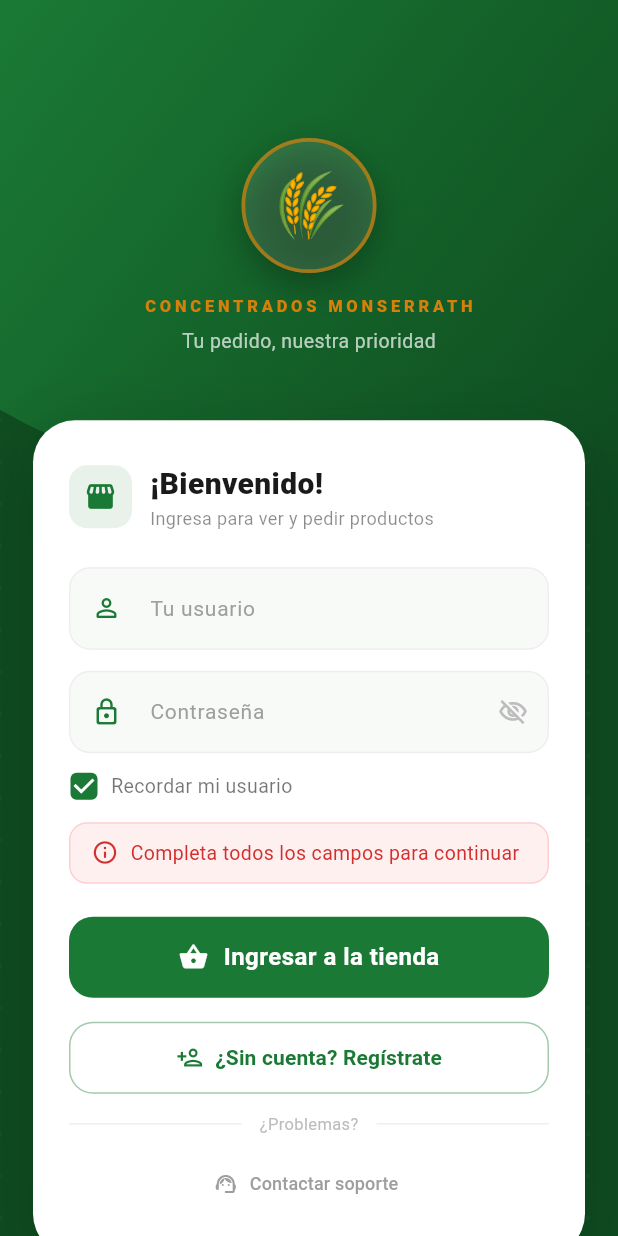
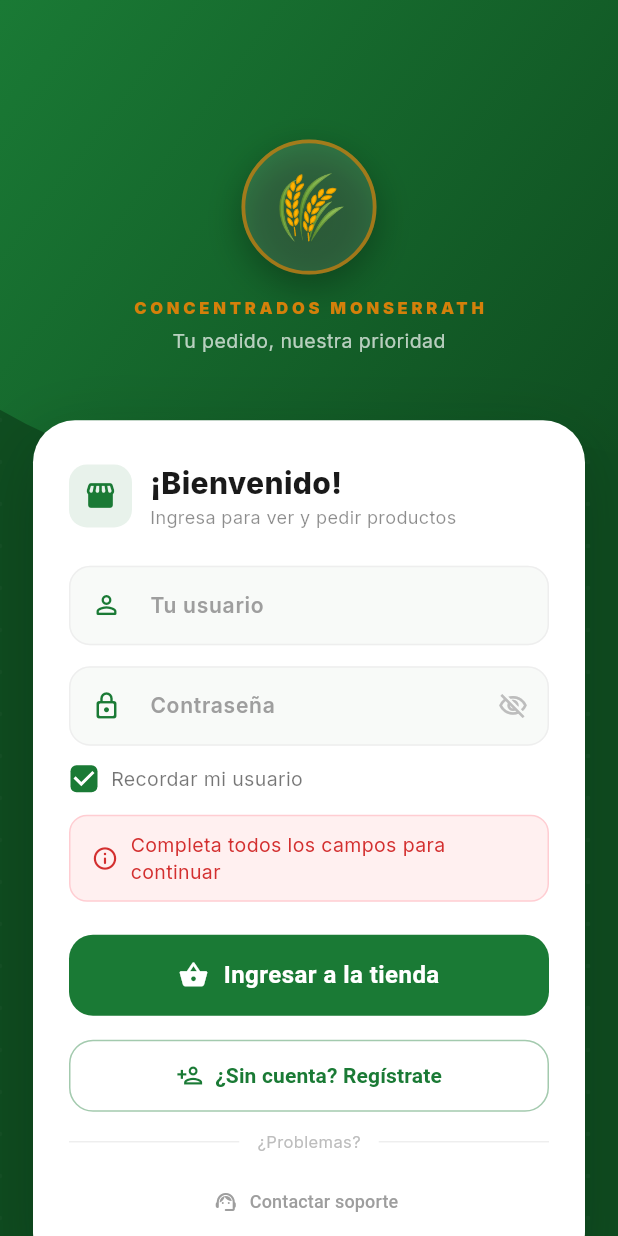
Before and after one commit to itanmidnight-ux/monserrath-commerce, a Flutter app: the screen it shows after launch, after a tap on "Ingresar a la tienda", on a phone screen of 412 x 824 dp. Run offline on Flutter 3.47's test engine with Material 3 defaults, Android fonts, the phone set to English and light mode, and no system bars; our stand-ins replace audioplayers, cached_network_image, connectivity_plus, file_picker, flutter_local_notifications, flutter_secure_storage and 5 more; missing offline and left inert: onesignal_flutter, record; accounts and stored records are empty; network calls fail.

Commit message:
feat(app): ThemeProvider con theming configurable desde settings

```diff
--- a/android-app/lib/main.dart
+++ b/android-app/lib/main.dart
@@ -3,6 +3,7 @@ import 'package:flutter/services.dart';
 import 'package:provider/provider.dart';
 import 'package:onesignal_flutter/onesignal_flutter.dart';
 import 'providers/app_provider.dart';
+import 'providers/theme_provider.dart';
 import 'screens/login_screen.dart';
 import 'screens/dashboard_screen.dart';
 import 'screens/client_home_screen.dart';
@@ -25,9 +26,15 @@ void main() async {
     await OneSignal.Notifications.requestPermission(true);
   }
 
+  final themeProvider = ThemeProvider();
+  if (ApiService.isConfigured) await themeProvider.load();
+
   runApp(
-    ChangeNotifierProvider(
-      create: (_) => AppProvider(),
+    MultiProvider(
+      providers: [
+        ChangeNotifierProvider(create: (_) => AppProvider()),
+        ChangeNotifierProvider.value(value: themeProvider),
+      ],
       child: const PedidosApp(),
     ),
   );
@@ -38,62 +45,13 @@ class PedidosApp extends StatelessWidget {
 
   @override
   Widget build(BuildContext context) {
+    final themeProvider = context.watch<ThemeProvider>();
     return MaterialApp(
-      title: 'Concentrados Monserrath',
+      title: themeProvider.brandName,
       debugShowCheckedModeBanner: false,
-      theme: ThemeData(
-        colorScheme: ColorScheme.fromSeed(
-          seedColor: const Color(0xFF1E6B2E),
-          brightness: Brightness.light,
-        ).copyWith(
-          primary:   const Color(0xFF1E6B2E),
-          secondary: const Color(0xFFD4800A),
-          surface:   const Color(0xFFF5F5F0),
-          onPrimary: Colors.white,
-        ),
-        scaffoldBackgroundColor: const Color(0xFFF5F5F0),
-        useMaterial3: true,
-        fontFamily: null,
-        appBarTheme: const AppBarTheme(
-          backgroundColor: Color(0xFF1E6B2E),
-          foregroundColor: Colors.white,
-          elevation: 0,
-          centerTitle: false,
-        ),
-        cardTheme: CardThemeData(
-          elevation: 2,
-          color: Colors.white,
-          shadowColor: Colors.black12,
-          shape: RoundedRectangleBorder(borderRadius: BorderRadius.circular(16)),
-        ),
-        navigationBarTheme: NavigationBarThemeData(
-          backgroundColor: Colors.white,
-          indicatorColor: const Color(0xFFC8E6C9),
-          elevation: 8,
-          shadowColor: Colors.black26,
-          labelTextStyle: WidgetStateProperty.all(
-            const TextStyle(fontSize: 11, fontWeight: FontWeight.w600)),
-        ),
-        filledButtonTheme: FilledButtonThemeData(
-          style: FilledButton.styleFrom(
-            backgroundColor: const Color(0xFF1E6B2E),
-            foregroundColor: Colors.white,
-            shape: RoundedRectangleBorder(borderRadius: BorderRadius.circular(12)),
-          ),
-        ),
-        inputDecorationTheme: InputDecorationTheme(
-          filled: true,
-          fillColor: Colors.white,
-          border: OutlineInputBorder(
-            borderRadius: BorderRadius.circular(12),
-            borderSide: BorderSide.none,
-          ),
-          focusedBorder: OutlineInputBorder(
-            borderRadius: BorderRadius.circular(12),
-            borderSide: const BorderSide(color: Color(0xFF1E6B2E), width: 1.5),
-          ),
-        ),
-      ),
+      theme: themeProvider.lightTheme,
+      darkTheme: themeProvider.darkTheme,
+      themeMode: ThemeMode.system,
       home: Consumer<AppProvider>(
         builder: (_, provider, __) {
           if (!provider.isLoggedIn) return const LoginScreen();
--- /dev/null
+++ b/android-app/lib/theme/app_theme.dart
@@ -0,0 +1,89 @@
+import 'package:flutter/material.dart';
+import 'app_text_styles.dart';
+
+class AppTheme {
+  AppTheme._();
+
+  static const successColor = Color(0xFF2E7D32);
+  static const warningColor = Color(0xFFB5651D);
+  static const errorColor   = Color(0xFFB3261E);
+  static const infoColor    = Color(0xFF3B5A73);
+
+  static ThemeData build({
+    required Color primary,
+    required Color accent,
+    required Brightness brightness,
+  }) {
+    final scheme = ColorScheme.fromSeed(
+      seedColor: primary,
+      brightness: brightness,
+    ).copyWith(
+      primary: primary,
+      secondary: accent,
+      error: errorColor,
+    );
+
+    final onSurface = scheme.onSurface;
+
+    return ThemeData(
+      useMaterial3: true,
+      brightness: brightness,
+      colorScheme: scheme,
+      scaffoldBackgroundColor: scheme.surface,
+      textTheme: TextTheme(
+        displayMedium: AppTextStyles.display(onSurface),
+        headlineSmall: AppTextStyles.h1(onSurface),
+        titleLarge:    AppTextStyles.h2(onSurface),
+        bodyMedium:    AppTextStyles.body(onSurface),
+        bodyLarge:     AppTextStyles.bodyStrong(onSurface),
+        labelSmall:    AppTextStyles.caption(onSurface),
+      ),
+      appBarTheme: AppBarTheme(
+        backgroundColor: primary,
+        foregroundColor: Colors.white,
+        elevation: 0,
+        centerTitle: false,
+      ),
+      cardTheme: CardThemeData(
+        elevation: 0,
+        color: scheme.surfaceContainerLow,
+        shape: RoundedRectangleBorder(
+          borderRadius: BorderRadius.circular(16),
+          side: BorderSide(color: primary.withValues(alpha: 0.12)),
+        ),
+      ),
+      filledButtonTheme: FilledButtonThemeData(
+        style: FilledButton.styleFrom(
+          backgroundColor: primary,
+          foregroundColor: Colors.white,
+          shape: RoundedRectangleBorder(borderRadius: BorderRadius.circular(12)),
+          padding: const EdgeInsets.symmetric(horizontal: 20, vertical: 14),
+        ),
+      ),
+      outlinedButtonTheme: OutlinedButtonThemeData(
+        style: OutlinedButton.styleFrom(
+          foregroundColor: primary,
+          side: BorderSide(color: primary),
+          shape: RoundedRectangleBorder(borderRadius: BorderRadius.circular(12)),
+        ),
+      ),
+      inputDecorationTheme: InputDecorationTheme(
+        filled: true,
+        fillColor: scheme.surfaceContainerLow,
+        border: OutlineInputBorder(
+          borderRadius: BorderRadius.circular(12),
+          borderSide: BorderSide.none,
+        ),
+        focusedBorder: OutlineInputBorder(
+          borderRadius: BorderRadius.circular(12),
+          borderSide: BorderSide(color: primary, width: 1.5),
+        ),
+      ),
+      navigationBarTheme: NavigationBarThemeData(
+        backgroundColor: scheme.surface,
+        indicatorColor: primary.withValues(alpha: 0.16),
+        elevation: 8,
+      ),
+    );
+  }
+}
```
Also changed, not shown: android-app/lib/providers/theme_provider.dart (added, +37 -0 lines).
